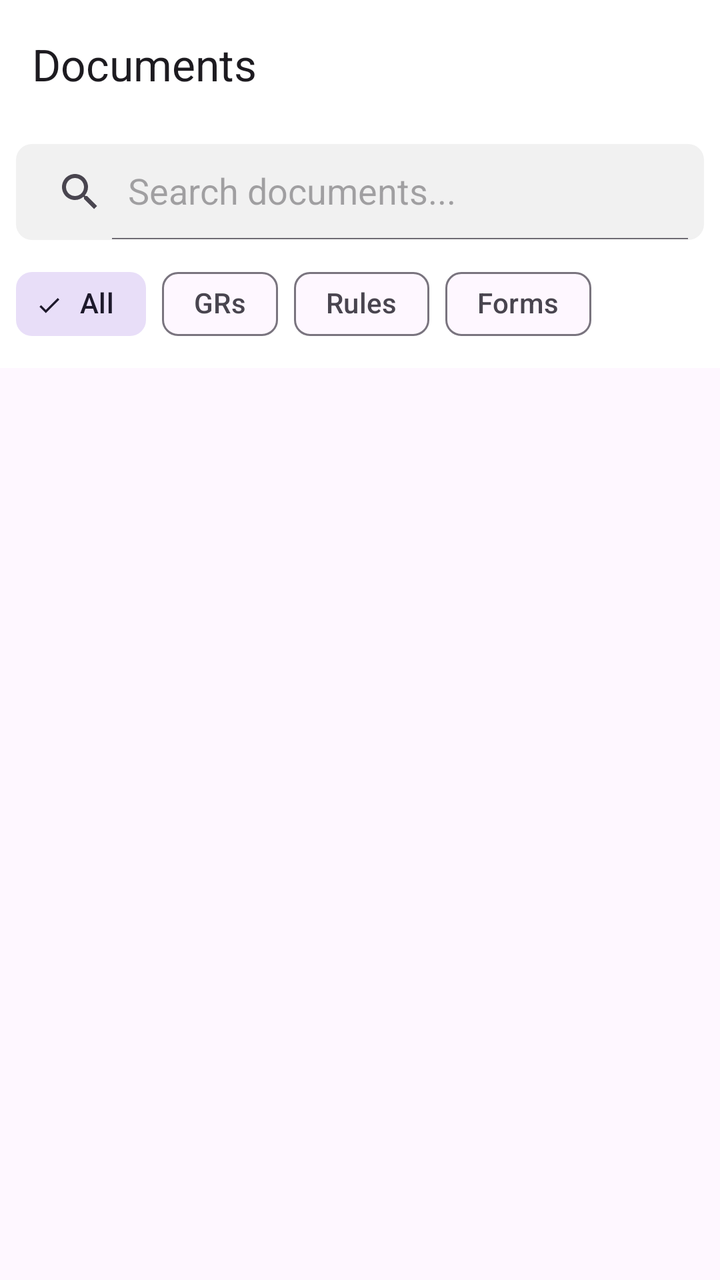
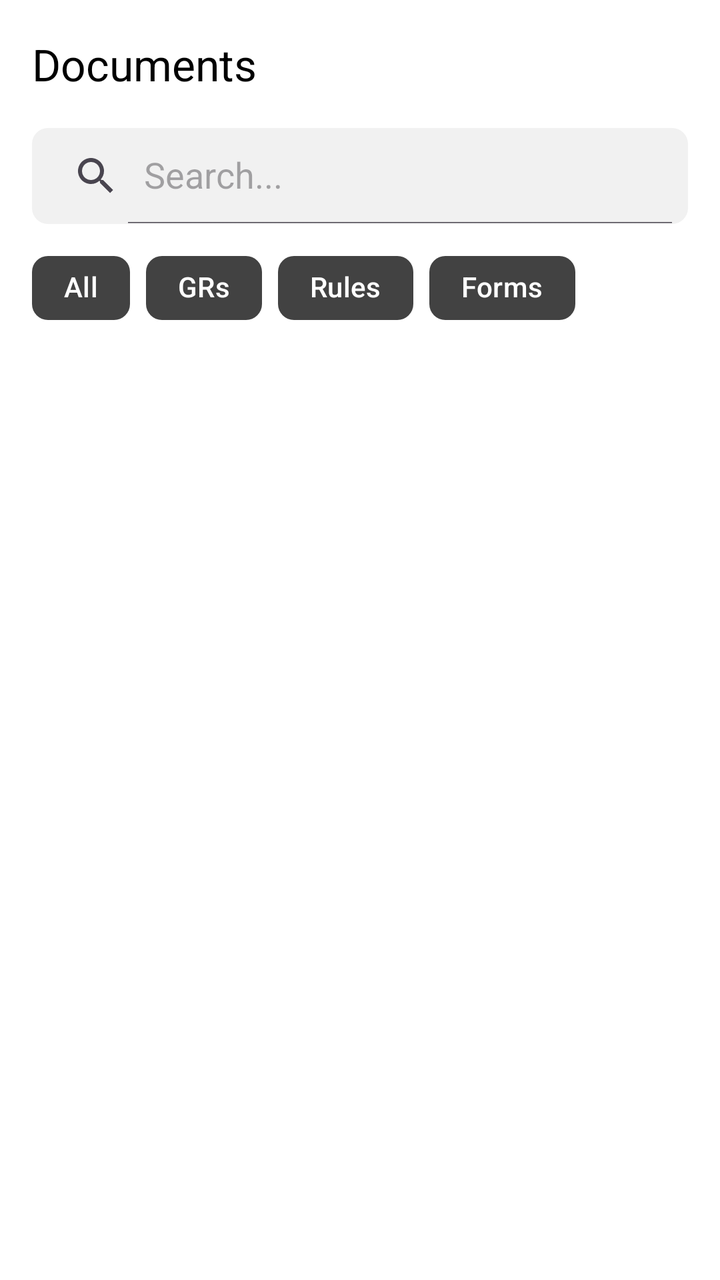

An Android layout rendered at two revisions. The XML below is the earlier revision; the diff shows what the commit changed to produce the second picture.
<!-- AndroidManifest.xml: application theme Theme.KarmchariKatta -->
<!-- res/layout/activity_document_list.xml -->
<?xml version="1.0" encoding="utf-8"?>
<androidx.coordinatorlayout.widget.CoordinatorLayout xmlns:android="http://schemas.android.com/apk/res/android"
    xmlns:app="http://schemas.android.com/apk/res-auto"
    xmlns:tools="http://schemas.android.com/tools"
    android:layout_width="match_parent"
    android:layout_height="match_parent"
    tools:context=".DocumentListActivity">

    <com.google.android.material.appbar.AppBarLayout
        android:layout_width="match_parent"
        android:layout_height="wrap_content"
        android:background="@color/white">

        <com.google.android.material.appbar.MaterialToolbar
            android:id="@+id/toolbar"
            android:layout_width="match_parent"
            android:layout_height="?attr/actionBarSize"
            app:title="Documents" />

        <androidx.appcompat.widget.SearchView
            android:id="@+id/search_view"
            android:layout_width="match_parent"
            android:layout_height="wrap_content"
            android:layout_margin="8dp"
            android:background="@drawable/bg_search"
            app:iconifiedByDefault="false"
            app:queryHint="Search documents..." />

        <HorizontalScrollView
            android:layout_width="match_parent"
            android:layout_height="wrap_content"
            android:paddingHorizontal="8dp"
            android:paddingBottom="8dp"
            android:scrollbars="none">

            <com.google.android.material.chip.ChipGroup
                android:id="@+id/chip_group_filter"
                android:layout_width="wrap_content"
                android:layout_height="wrap_content"
                app:singleSelection="true">

                <com.google.android.material.chip.Chip
                    android:id="@+id/chip_all"
                    style="@style/Widget.Material3.Chip.Filter"
                    android:layout_width="wrap_content"
                    android:layout_height="wrap_content"
                    android:checked="true"
                    android:text="All" />

                <com.google.android.material.chip.Chip
                    android:id="@+id/chip_gr"
                    style="@style/Widget.Material3.Chip.Filter"
                    android:layout_width="wrap_content"
                    android:layout_height="wrap_content"
                    android:text="GRs" />

                <com.google.android.material.chip.Chip
                    android:id="@+id/chip_rules"
                    style="@style/Widget.Material3.Chip.Filter"
                    android:layout_width="wrap_content"
                    android:layout_height="wrap_content"
                    android:text="Rules" />

                <com.google.android.material.chip.Chip
                    android:id="@+id/chip_forms"
                    style="@style/Widget.Material3.Chip.Filter"
                    android:layout_width="wrap_content"
                    android:layout_height="wrap_content"
                    android:text="Forms" />

            </com.google.android.material.chip.ChipGroup>
        </HorizontalScrollView>

    </com.google.android.material.appbar.AppBarLayout>

    <androidx.constraintlayout.widget.ConstraintLayout
        android:layout_width="match_parent"
        android:layout_height="match_parent"
        app:layout_behavior="@string/appbar_scrolling_view_behavior">

        <androidx.recyclerview.widget.RecyclerView
            android:id="@+id/recycler_view"
            android:layout_width="match_parent"
            android:layout_height="match_parent"
            android:clipToPadding="false"
            android:paddingBottom="16dp" />

        <ProgressBar
            android:id="@+id/progress_bar"
            android:layout_width="wrap_content"
            android:layout_height="wrap_content"
            android:visibility="gone"
            app:layout_constraintBottom_toBottomOf="parent"
            app:layout_constraintEnd_toEndOf="parent"
            app:layout_constraintStart_toStartOf="parent"
            app:layout_constraintTop_toTopOf="parent" />

        <TextView
            android:id="@+id/text_empty"
            android:layout_width="wrap_content"
            android:layout_height="wrap_content"
            android:text="No documents found"
            android:visibility="gone"
            app:layout_constraintBottom_toBottomOf="parent"
            app:layout_constraintEnd_toEndOf="parent"
            app:layout_constraintStart_toStartOf="parent"
            app:layout_constraintTop_toTopOf="parent" />

    </androidx.constraintlayout.widget.ConstraintLayout>

</androidx.coordinatorlayout.widget.CoordinatorLayout>
<!-- resources referenced by this layout -->
<resources>
  <color name="white">#FFFFFFFF</color>
  <!-- drawable bg_search (drawable) -->
  <?xml version="1.0" encoding="utf-8"?>
  <shape xmlns:android="http://schemas.android.com/apk/res/android">
      <solid android:color="#F1F1F1" />
      <corners android:radius="8dp" />
  </shape>
  <style name="Theme.KarmchariKatta" parent="Base.Theme.KarmchariKatta" />
  <style name="Base.Theme.KarmchariKatta" parent="Theme.Material3.DayNight.NoActionBar">
          
          
      </style>
</resources>

<!-- the commit's change to res/layout/activity_document_list.xml (unified diff, before → after) -->
@@ -4,39 +4,44 @@
     xmlns:tools="http://schemas.android.com/tools"
     android:layout_width="match_parent"
     android:layout_height="match_parent"
+    android:background="@color/white"
     tools:context=".DocumentListActivity">
 
     <com.google.android.material.appbar.AppBarLayout
         android:layout_width="match_parent"
         android:layout_height="wrap_content"
-        android:background="@color/white">
+        android:background="@color/white"
+        app:elevation="0dp">
 
         <com.google.android.material.appbar.MaterialToolbar
             android:id="@+id/toolbar"
             android:layout_width="match_parent"
             android:layout_height="?attr/actionBarSize"
-            app:title="Documents" />
+            app:title="Documents"
+            app:titleTextColor="@color/black" />
 
         <androidx.appcompat.widget.SearchView
             android:id="@+id/search_view"
             android:layout_width="match_parent"
             android:layout_height="wrap_content"
-            android:layout_margin="8dp"
+            android:layout_marginHorizontal="16dp"
+            android:layout_marginBottom="8dp"
             android:background="@drawable/bg_search"
             app:iconifiedByDefault="false"
-            app:queryHint="Search documents..." />
+            app:queryHint="Search..." />
 
         <HorizontalScrollView
             android:layout_width="match_parent"
             android:layout_height="wrap_content"
-            android:paddingHorizontal="8dp"
-            android:paddingBottom="8dp"
+            android:paddingHorizontal="16dp"
+            android:paddingBottom="12dp"
             android:scrollbars="none">
 
             <com.google.android.material.chip.ChipGroup
                 android:id="@+id/chip_group_filter"
                 android:layout_width="wrap_content"
                 android:layout_height="wrap_content"
+                app:selectionRequired="true"
                 app:singleSelection="true">
 
                 <com.google.android.material.chip.Chip
@@ -44,29 +49,40 @@
                     style="@style/Widget.Material3.Chip.Filter"
                     android:layout_width="wrap_content"
                     android:layout_height="wrap_content"
-                    android:checked="true"
-                    android:text="All" />
+                    android:text="All"
+                    app:chipBackgroundColor="@color/chip_state_colors"
+                    android:textColor="@color/white"
+                    app:chipStrokeWidth="0dp" />
 
                 <com.google.android.material.chip.Chip
                     android:id="@+id/chip_gr"
                     style="@style/Widget.Material3.Chip.Filter"
                     android:layout_width="wrap_content"
                     android:layout_height="wrap_content"
-                    android:text="GRs" />
+                    android:text="GRs"
+                    app:chipBackgroundColor="@color/chip_state_colors"
+                    android:textColor="@color/white"
+                    app:chipStrokeWidth="0dp" />
 
                 <com.google.android.material.chip.Chip
                     android:id="@+id/chip_rules"
                     style="@style/Widget.Material3.Chip.Filter"
                     android:layout_width="wrap_content"
                     android:layout_height="wrap_content"
-                    android:text="Rules" />
+                    android:text="Rules"
+                    app:chipBackgroundColor="@color/chip_state_colors"
+                    android:textColor="@color/white"
+                    app:chipStrokeWidth="0dp" />
 
                 <com.google.android.material.chip.Chip
                     android:id="@+id/chip_forms"
                     style="@style/Widget.Material3.Chip.Filter"
                     android:layout_width="wrap_content"
                     android:layout_height="wrap_content"
-                    android:text="Forms" />
+                    android:text="Forms"
+                    app:chipBackgroundColor="@color/chip_state_colors"
+                    android:textColor="@color/white"
+                    app:chipStrokeWidth="0dp" />
 
             </com.google.android.material.chip.ChipGroup>
         </HorizontalScrollView>
@@ -100,6 +116,8 @@
             android:layout_width="wrap_content"
             android:layout_height="wrap_content"
             android:text="No documents found"
+            android:textColor="#757575"
+            android:textSize="16sp"
             android:visibility="gone"
             app:layout_constraintBottom_toBottomOf="parent"
             app:layout_constraintEnd_toEndOf="parent"
<!-- resource entries referenced after the edit -->
@@ -1,5 +1,6 @@
 <!-- resources referenced by this layout -->
 <resources>
+  <color name="black">#FF000000</color>
   <color name="white">#FFFFFFFF</color>
   <!-- drawable bg_search (drawable) -->
   <?xml version="1.0" encoding="utf-8"?>
